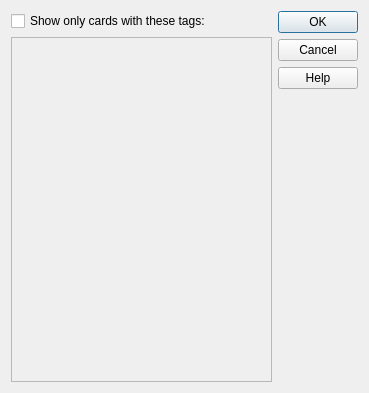
Old version of the form designer/activetags.ui in the repository ankitects/anki.
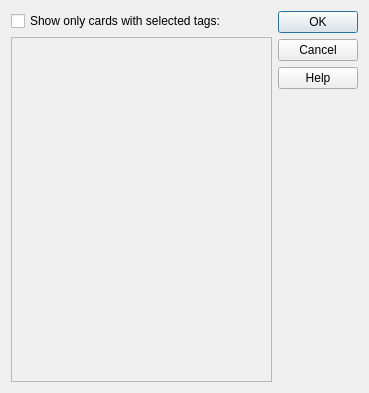
New version of the form.

Commit message: tweak wording & sizes

Patch:
```diff
--- a/designer/activetags.ui
+++ b/designer/activetags.ui
@@ -21,7 +21,7 @@
        <item>
         <widget class="QCheckBox" name="activeCheck">
          <property name="text">
-          <string>Show only cards with these tags:</string>
+          <string>Show only cards with selected tags:</string>
          </property>
         </widget>
        </item>
```
The commit also changes 1 other file.
